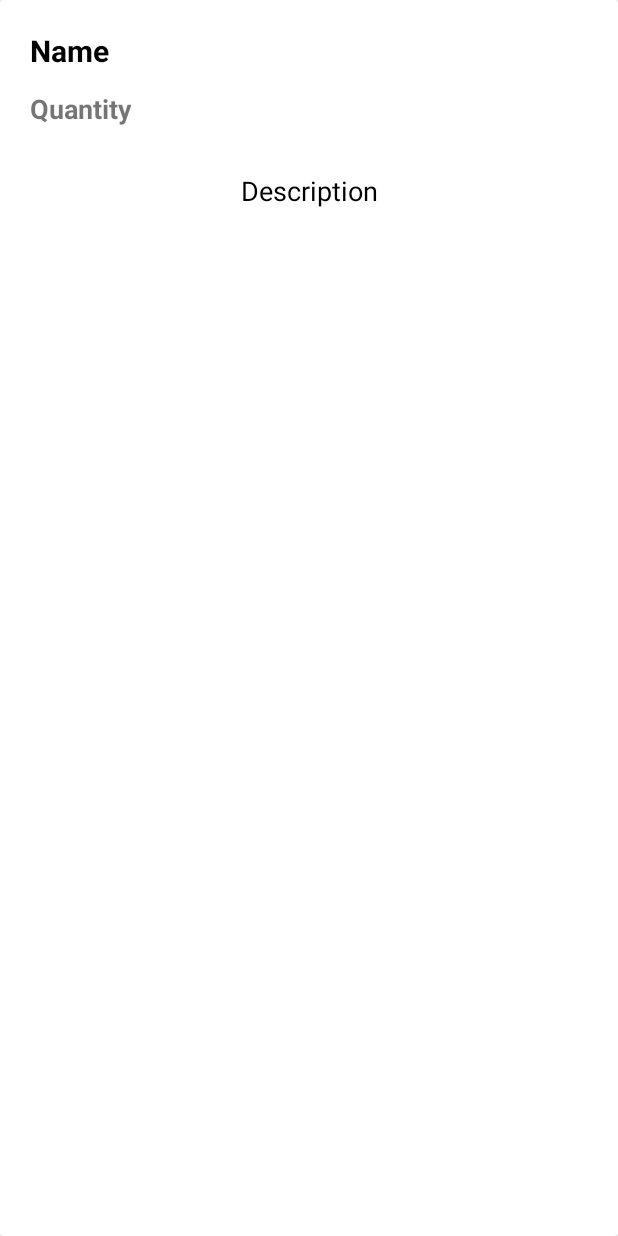
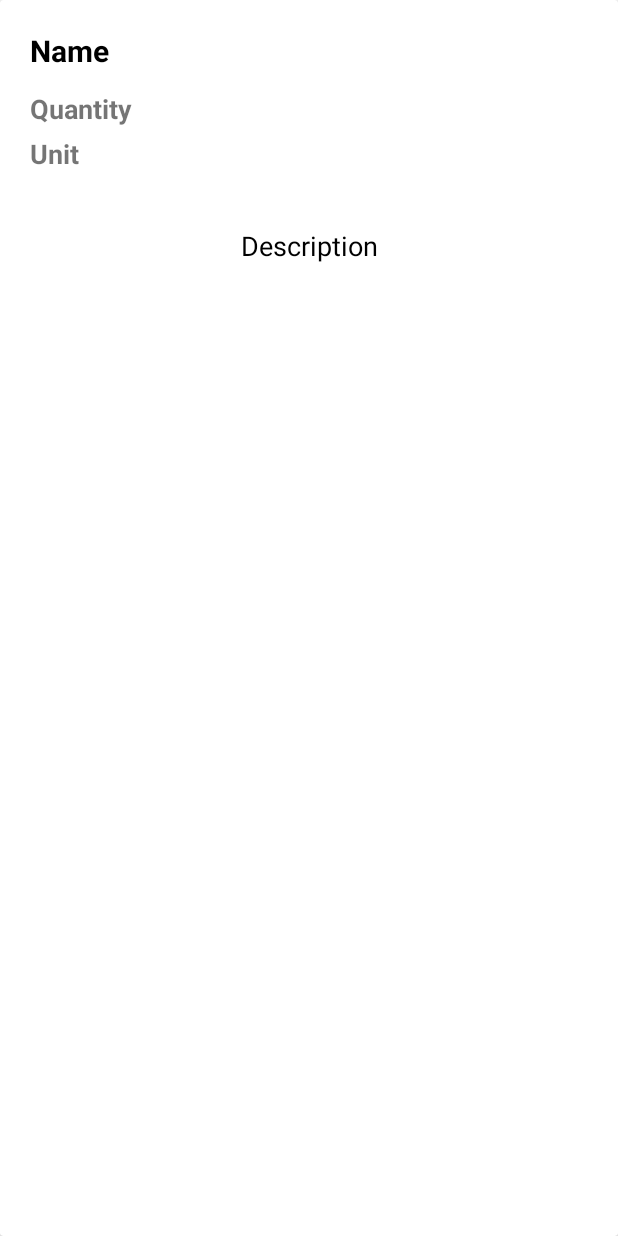
Before and after one commit to CB007753/PharmacyManagementSystem, an Android app: the layout list_all_drugs.xml on its own in the app's theme, with its tools: preview values and no code run, on a phone screen of 412 x 824 dp. Run offline under Robolectric (Android 15) with nearby library versions, the phone set to English and light mode, and no system bars.

Commit message:
Changed image into unit in xml files, decided to use unit of drugs in display drugs function instead of drug image.

```diff
--- a/app/src/main/res/layout/activity_register.xml
+++ b/app/src/main/res/layout/activity_register.xml
@@ -117,7 +117,7 @@
         android:layout_height="54dp"
         android:layout_alignParentRight="true"
         android:layout_alignParentBottom="true"
-        android:layout_marginTop="549dp"
+        android:layout_marginTop="540dp"
         android:layout_marginRight="15dp"
         android:layout_marginBottom="279dp"
         android:background="@drawable/shapes"
--- a/app/src/main/res/layout/list_all_drugs.xml
+++ b/app/src/main/res/layout/list_all_drugs.xml
@@ -7,7 +7,7 @@
 
     <RelativeLayout
         android:layout_width="match_parent"
-        android:layout_height="219dp">
+        android:layout_height="256dp">
 
         <TextView
             android:id="@+id/drug_name"
@@ -35,6 +35,18 @@
             android:textStyle="bold" />
 
         <TextView
+            android:id="@+id/drug_unit"
+            android:layout_width="wrap_content"
+            android:layout_height="wrap_content"
+            android:layout_marginLeft="20dp"
+            android:layout_marginTop="90dp"
+            android:gravity="center"
+            android:text="Unit"
+            android:textAlignment="center"
+            android:textSize="18dp"
+            android:textStyle="bold" />
+
+        <TextView
             android:id="@+id/desc_drug"
             android:layout_width="match_parent"
             android:layout_height="82dp"
```
Also changed, not shown: app/src/main/res/layout/activity_pharmacist_order_receipt.xml (+4 -4 lines), app/src/main/res/layout/list_buy_drugs.xml (+13 -1 lines), app/src/main/res/layout/list_order_history.xml (+8 -8 lines).
